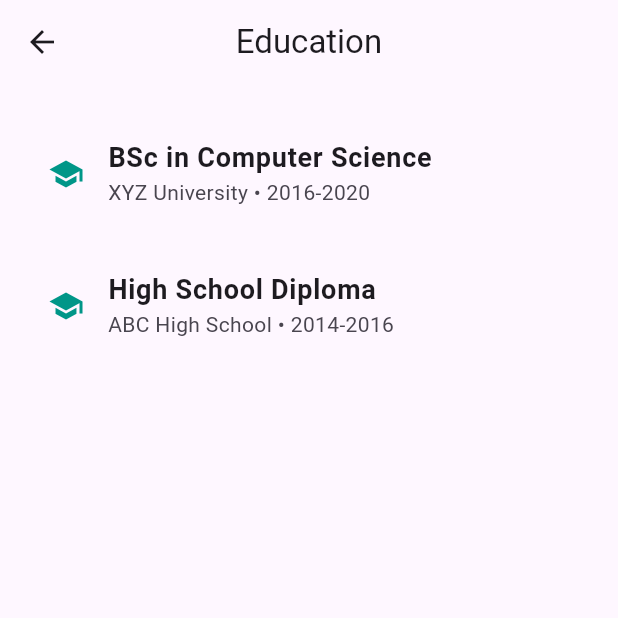
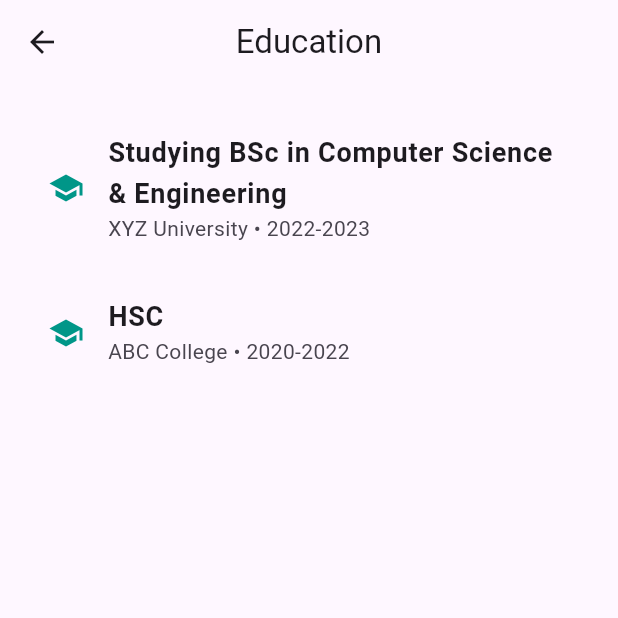
Before and after one commit to pietaa8/prac-assign3, a Flutter app: the screen it shows after launch, after a tap on "Education", on a phone screen of 412 x 824 dp, the top half of it. Run offline on Flutter 3.47's test engine with Material 3 defaults, Android fonts, the light colour scheme and no system bars.

Commit message:
added education part

```diff
--- a/lib/education.dart
+++ b/lib/education.dart
@@ -13,14 +13,14 @@ class EducationPage extends StatelessWidget {
         child: Column(
           children: [
             EducationTile(
-              degree: 'BSc in Computer Science',
+              degree: 'Studying BSc in Computer Science & Engineering',
               institution: 'XYZ University',
-              year: '2016-2020',
+              year: '2022-2023',
             ),
             EducationTile(
-              degree: 'High School Diploma',
-              institution: 'ABC High School',
-              year: '2014-2016',
+              degree: 'HSC',
+              institution: 'ABC College',
+              year: '2020-2022',
             ),
           ],
         ),
--- a/lib/main.dart
+++ b/lib/main.dart
@@ -38,7 +38,7 @@ class HomePage extends StatelessWidget {
             Center(
               child: CircleAvatar(
                 radius: 60,
-                backgroundImage: AssetImage('assets/profile.jpg'),
+                backgroundImage: AssetImage('assets/images/profilepic.jpg'),
               ),
             ),
             SizedBox(height: 20),
@@ -52,8 +52,9 @@ class HomePage extends StatelessWidget {
             ),
             SizedBox(height: 10),
             Text(
-              'Phone: +123 456 7890 | Email: you@example.com',
-              style: TextStyle(fontSize: 16, color: Colors.grey[600]),
+              'Phone: +0123 456 7891 | Email: ahmed@example.com',
+              style: TextStyle(
+                  fontSize: 16, color: Color.fromARGB(255, 70, 116, 32)),
               textAlign: TextAlign.center,
             ),
             SizedBox(height: 30),
--- a/pubspec.yaml
+++ b/pubspec.yaml
@@ -17,3 +17,5 @@ dev_dependencies:
 
 flutter:
   uses-material-design: true
+  assets:
+    - assets/images/profilepic.jpg
```
Also changed, not shown: lib/experience.dart (+8 -7 lines), lib/personal_info.dart (+5 -6 lines), lib/skills.dart (+3 -5 lines), assets/images/profilepic.jpg (added).
